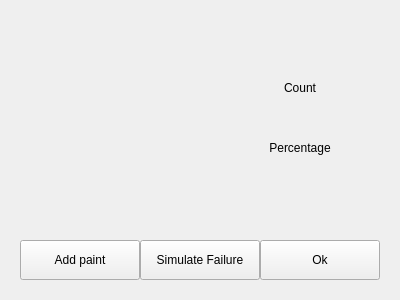
The window that modbus-application/paintstationcontrol.ui (Wolkabout/offset-printing-machine-simulator-application) describes before a commit, drawn with Qt 5.
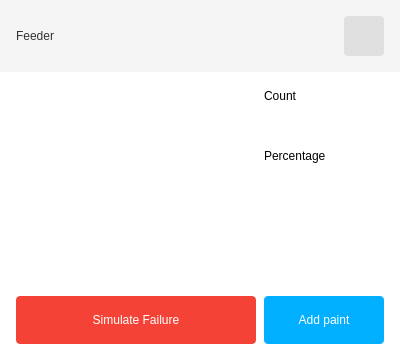
The same window after the commit. Icons and pictures are not drawn.

What changed in the file:
```diff
--- a/modbus-application/paintstationcontrol.ui
+++ b/modbus-application/paintstationcontrol.ui
@@ -7,7 +7,7 @@
     <x>0</x>
     <y>0</y>
     <width>400</width>
-    <height>300</height>
+    <height>360</height>
    </rect>
   </property>
   <property name="sizePolicy">
@@ -19,54 +19,57 @@
   <property name="minimumSize">
    <size>
     <width>400</width>
-    <height>300</height>
+    <height>360</height>
    </size>
   </property>
   <property name="maximumSize">
    <size>
     <width>400</width>
-    <height>300</height>
+    <height>360</height>
    </size>
   </property>
   <property name="windowTitle">
-   <string>Paint Station</string>
+   <string>Feeder</string>
   </property>
   <property name="autoFillBackground">
-   <bool>true</bool>
+   <bool>false</bool>
   </property>
   <property name="styleSheet">
-   <string notr="true"/>
+   <string notr="true">background-color: white;</string>
   </property>
-  <widget class="QLabel" name="percentageTitle">
+  <widget class="QLabel" name="name">
    <property name="geometry">
     <rect>
-     <x>250</x>
-     <y>140</y>
-     <width>100</width>
-     <height>15</height>
+     <x>16</x>
+     <y>25</y>
+     <width>131</width>
+     <height>22</height>
     </rect>
    </property>
+   <property name="styleSheet">
+    <string notr="true">color: #323232; background-color: #f5f5f5;</string>
+   </property>
    <property name="text">
-    <string>Percentage</string>
+    <string>Feeder</string>
    </property>
    <property name="alignment">
-    <set>Qt::AlignCenter</set>
+    <set>Qt::AlignLeading|Qt::AlignLeft|Qt::AlignVCenter</set>
    </property>
   </widget>
   <widget class="QLabel" name="image">
    <property name="geometry">
     <rect>
-     <x>20</x>
-     <y>60</y>
-     <width>180</width>
-     <height>180</height>
+     <x>16</x>
+     <y>88</y>
+     <width>232</width>
+     <height>192</height>
     </rect>
    </property>
    <property name="text">
     <string/>
    </property>
    <property name="pixmap">
-    <pixmap resource="animations.qrc">:/Animations/Resources/PaintStationAnimationC1.gif</pixmap>
+    <pixmap>:/Animations/Resources/FeederAnimation1.gif</pixmap>
    </property>
    <property name="alignment">
     <set>Qt::AlignCenter</set>
@@ -75,106 +78,156 @@
   <widget class="QLabel" name="countTitle">
    <property name="geometry">
     <rect>
-     <x>250</x>
-     <y>80</y>
-     <width>100</width>
+     <x>264</x>
+     <y>88</y>
+     <width>120</width>
      <height>15</height>
     </rect>
    </property>
    <property name="text">
     <string>Count</string>
    </property>
+  </widget>
+  <widget class="QLabel" name="percentageTitle">
+   <property name="geometry">
+    <rect>
+     <x>264</x>
+     <y>147</y>
+     <width>120</width>
+     <height>17</height>
+    </rect>
+   </property>
+   <property name="text">
+    <string>Percentage</string>
+   </property>
    <property name="alignment">
-    <set>Qt::AlignCenter</set>
+    <set>Qt::AlignLeading|Qt::AlignLeft|Qt::AlignVCenter</set>
+   </property>
+  </widget>
+  <widget class="QLabel" name="count">
+   <property name="geometry">
+    <rect>
+     <x>264</x>
+     <y>110</y>
+     <width>120</width>
+     <height>22</height>
+    </rect>
+   </property>
+   <property name="styleSheet">
+    <string notr="true">color: #00afff;</string>
+   </property>
+   <property name="text">
+    <string/>
+   </property>
+   <property name="alignment">
+    <set>Qt::AlignLeading|Qt::AlignLeft|Qt::AlignVCenter</set>
+   </property>
+  </widget>
+  <widget class="QLabel" name="percentage">
+   <property name="geometry">
+    <rect>
+     <x>264</x>
+     <y>171</y>
+     <width>120</width>
+     <height>22</height>
+    </rect>
+   </property>
+   <property name="styleSheet">
+    <string notr="true">color: #00afff;</string>
+   </property>
+   <property name="text">
+    <string/>
+   </property>
+   <property name="alignment">
+    <set>Qt::AlignLeading|Qt::AlignLeft|Qt::AlignVCenter</set>
    </property>
   </widget>
   <widget class="QPushButton" name="edit">
    <property name="geometry">
     <rect>
-     <x>20</x>
-     <y>240</y>
+     <x>264</x>
+     <y>296</y>
      <width>120</width>
-     <height>40</height>
+     <height>48</height>
     </rect>
    </property>
+   <property name="styleSheet">
+    <string notr="true">
+border-radius: 4px;
+background-color: #00afff; color: white;</string>
+   </property>
    <property name="text">
     <string>Add paint</string>
    </property>
   </widget>
-  <widget class="QPushButton" name="ok">
-   <property name="geometry">
-    <rect>
-     <x>260</x>
-     <y>240</y>
-     <width>120</width>
-     <height>40</height>
-    </rect>
-   </property>
-   <property name="text">
-    <string>Ok</string>
-   </property>
-  </widget>
-  <widget class="QLabel" name="name">
-   <property name="geometry">
-    <rect>
-     <x>20</x>
-     <y>20</y>
-     <width>360</width>
-     <height>40</height>
-    </rect>
-   </property>
-   <property name="text">
-    <string/>
-   </property>
-   <property name="alignment">
-    <set>Qt::AlignCenter</set>
-   </property>
-  </widget>
-  <widget class="QLabel" name="count">
-   <property name="geometry">
-    <rect>
-     <x>250</x>
-     <y>100</y>
-     <width>100</width>
-     <height>30</height>
-    </rect>
-   </property>
-   <property name="text">
-    <string/>
-   </property>
-   <property name="alignment">
-    <set>Qt::AlignCenter</set>
-   </property>
-  </widget>
   <widget class="QPushButton" name="failure">
    <property name="geometry">
     <rect>
-     <x>140</x>
-     <y>240</y>
-     <width>120</width>
-     <height>40</height>
+     <x>16</x>
+     <y>296</y>
+     <width>240</width>
+     <height>48</height>
     </rect>
    </property>
+   <property name="styleSheet">
+    <string notr="true">border-radius: 4px;
+background-color: #f44336; color: white;</string>
+   </property>
    <property name="text">
     <string>Simulate Failure</string>
    </property>
   </widget>
-  <widget class="QLabel" name="percentage">
+  <widget class="QLabel" name="label">
    <property name="geometry">
     <rect>
-     <x>250</x>
-     <y>160</y>
-     <width>100</width>
-     <height>30</height>
+     <x>0</x>
+     <y>0</y>
+     <width>400</width>
+     <height>72</height>
     </rect>
    </property>
+   <property name="styleSheet">
+    <string notr="true">background-color: #F5F5F5;</string>
+   </property>
    <property name="text">
     <string/>
    </property>
-   <property name="alignment">
-    <set>Qt::AlignCenter</set>
+  </widget>
+  <widget class="QPushButton" name="ok">
+   <property name="geometry">
+    <rect>
+     <x>344</x>
+     <y>16</y>
+     <width>40</width>
+     <height>40</height>
+    </rect>
    </property>
+   <property name="styleSheet">
+    <string notr="true">border-radius: 4px;
+background-color: #e0e0e0;
+color: #212121;
+</string>
+   </property>
+   <property name="text">
+    <string/>
+   </property>
+   <property name="iconSize">
+    <size>
+     <width>24</width>
+     <height>24</height>
+    </size>
+   </property>
   </widget>
+  <zorder>label</zorder>
+  <zorder>name</zorder>
+  <zorder>image</zorder>
+  <zorder>countTitle</zorder>
+  <zorder>percentageTitle</zorder>
+  <zorder>count</zorder>
+  <zorder>percentage</zorder>
+  <zorder>edit</zorder>
+  <zorder>failure</zorder>
+  <zorder>ok</zorder>
  </widget>
  <resources>
   <include location="animations.qrc"/>
```
Left out of the diff: 4 changed lines with no effect on the pictures.
